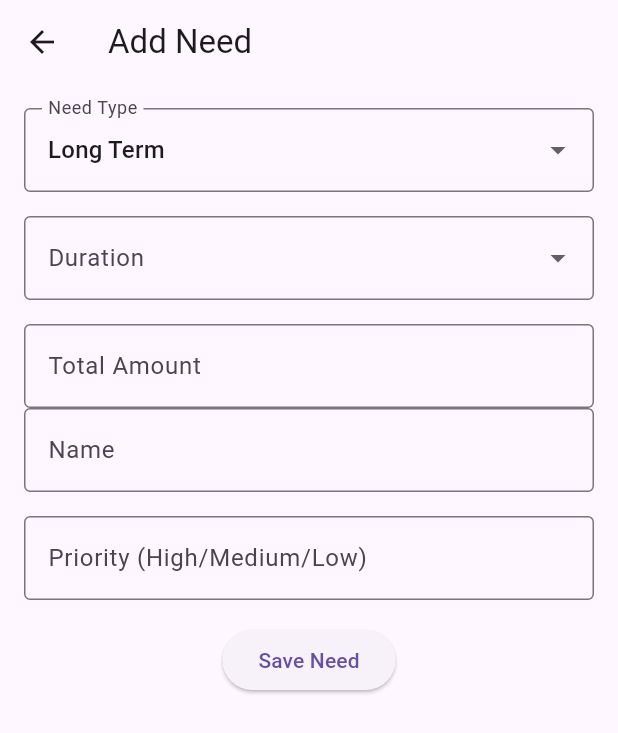
After one commit to princejohnongit/BUDai_HFT, a Flutter app: the screen it shows after launch, after a tap on "Add Need", on a phone screen of 412 x 824 dp. The commit adds this screen. Shown: the top 733 px of the screen. Run offline on Flutter 3.47's test engine with Material 3 defaults, Android fonts, the phone set to English and light mode, and no system bars.

Commit message:
added needs page

```diff
--- a/lib/main.dart
+++ b/lib/main.dart
@@ -1,4 +1,5 @@
 import 'package:flutter/material.dart';
+import 'needs_page.dart';
 
 void main() {
   runApp(MyApp());
@@ -27,9 +28,11 @@ class _HomePageState extends State<HomePage> {
   int _selectedIndex = 0;
 
   final List<Widget> _pages = [
+    NeedsPage(),
+    IncomePage(),
     ProfilePage(),
     ExpenditurePage(),
-    IncomePage(),
+    PaymentPage(),
   ];
 
   void _onItemTapped(int index) {
@@ -48,18 +51,31 @@ class _HomePageState extends State<HomePage> {
       bottomNavigationBar: BottomNavigationBar(
         currentIndex: _selectedIndex,
         onTap: _onItemTapped,
+        selectedFontSize: 16,
+        unselectedFontSize: 14,
+        selectedItemColor: Colors.blueAccent,
+        unselectedItemColor: Colors.grey,
+        showUnselectedLabels: true,
         items: const [
           BottomNavigationBarItem(
-            icon: Icon(Icons.person),
+            icon: Icon(Icons.list, size: 30),
+            label: 'Needs',
+          ),
+          BottomNavigationBarItem(
+            icon: Icon(Icons.attach_money, size: 30),
+            label: 'Income',
+          ),
+          BottomNavigationBarItem(
+            icon: Icon(Icons.person, size: 30),
             label: 'Profile',
           ),
           BottomNavigationBarItem(
-            icon: Icon(Icons.money_off),
+            icon: Icon(Icons.money_off, size: 30),
             label: 'Expenditure',
           ),
           BottomNavigationBarItem(
-            icon: Icon(Icons.attach_money),
-            label: 'Income',
+            icon: Icon(Icons.payment, size: 30),
+            label: 'Payment',
           ),
         ],
       ),
@@ -102,3 +118,15 @@ class IncomePage extends StatelessWidget {
     );
   }
 }
+
+class PaymentPage extends StatelessWidget {
+  @override
+  Widget build(BuildContext context) {
+    return Center(
+      child: Text(
+        'Payment Page',
+        style: TextStyle(fontSize: 24, fontWeight: FontWeight.bold),
+      ),
+    );
+  }
+}
--- /dev/null
+++ b/lib/needs_page.dart
@@ -0,0 +1,234 @@
+import 'dart:convert';
+import 'dart:io';
+import 'package:flutter/material.dart';
+import 'package:path_provider/path_provider.dart';
+
+class NeedsPage extends StatefulWidget {
+  @override
+  _NeedsPageState createState() => _NeedsPageState();
+}
+
+class _NeedsPageState extends State<NeedsPage> {
+  Map<String, dynamic> jsonData = {
+    'needs': [],
+    'income': [],
+    'profile': {},
+    'expenditure': [],
+    'payment': []
+  };
+
+  @override
+  void initState() {
+    super.initState();
+    _loadData();
+  }
+
+  Future<File> get _localFile async {
+    final directory = await getApplicationDocumentsDirectory();
+    return File('${directory.path}/data.json');
+  }
+
+  Future<void> _loadData() async {
+    try {
+      final file = await _localFile;
+      if (await file.exists()) {
+        final fileContent = await file.readAsString();
+        setState(() {
+          jsonData = jsonDecode(fileContent);
+        });
+      } else {
+        // Create a new file with the initial structure
+        await _saveData();
+      }
+    } catch (e) {
+      // Handle file read errors
+      print("Error loading JSON data: $e");
+    }
+  }
+
+  Future<void> _saveData() async {
+    final file = await _localFile;
+    await file.writeAsString(jsonEncode(jsonData));
+  }
+
+  void addNeed(Map<String, dynamic> need) {
+    setState(() {
+      jsonData['needs'].add(need);
+    });
+    _saveData();
+  }
+
+  @override
+  Widget build(BuildContext context) {
+    return Scaffold(
+      appBar: AppBar(
+        title: Text('Needs Page'),
+      ),
+      body: Column(
+        children: [
+          Expanded(
+            child: jsonData['needs'].isEmpty
+                ? Center(
+                    child: Text(
+                      'No needs added yet. Click "Add Need" to start!',
+                      style: TextStyle(fontSize: 16),
+                    ),
+                  )
+                : ListView.builder(
+                    itemCount: jsonData['needs'].length,
+                    itemBuilder: (context, index) {
+                      final need = jsonData['needs'][index];
+                      return ListTile(
+                        leading: Icon(Icons.check_circle, color: Colors.green),
+                        title: Text(
+                          need['name']!,
+                          style: TextStyle(fontSize: 18),
+                        ),
+                        subtitle: Text(
+                          'Type: ${need['needType']} | Priority: ${need['priority']}',
+                        ),
+                      );
+                    },
+                  ),
+          ),
+          Padding(
+            padding: const EdgeInsets.all(16.0),
+            child: ElevatedButton(
+              onPressed: () async {
+                final newNeedData = await Navigator.push(
+                  context,
+                  MaterialPageRoute(builder: (context) => AddNeedPage()),
+                );
+                if (newNeedData != null) {
+                  addNeed(newNeedData);
+                }
+              },
+              child: Text('Add Need'),
+            ),
+          ),
+        ],
+      ),
+    );
+  }
+}
+
+class AddNeedPage extends StatefulWidget {
+  @override
+  _AddNeedPageState createState() => _AddNeedPageState();
+}
+
+class _AddNeedPageState extends State<AddNeedPage> {
+  String needType = 'Long Term';
+  final _formKey = GlobalKey<FormState>();
+  String? selectedDuration, name, amount, priority;
+
+  @override
+  Widget build(BuildContext context) {
+    return Scaffold(
+      appBar: AppBar(
+        title: Text('Add Need'),
+      ),
+      body: Padding(
+        padding: const EdgeInsets.all(16.0),
+        child: Form(
+          key: _formKey,
+          child: Column(
+            crossAxisAlignment: CrossAxisAlignment.start,
+            children: [
+              DropdownButtonFormField<String>(
+                value: needType,
+                items: ['Long Term', 'Short Term']
+                    .map((type) => DropdownMenuItem<String>(
+                          value: type,
+                          child: Text(type),
+                        ))
+                    .toList(),
+                onChanged: (value) {
+                  setState(() {
+                    needType = value!;
+                  });
+                },
+                decoration: InputDecoration(
+                  labelText: 'Need Type',
+                  border: OutlineInputBorder(),
+                ),
+              ),
+              SizedBox(height: 16),
+              if (needType == 'Long Term') ...[
+                DropdownButtonFormField<String>(
+                  value: selectedDuration,
+                  items: ['Daily', 'Weekly', 'Monthly', '6 Months', 'Yearly']
+                      .map((duration) => DropdownMenuItem<String>(
+                            value: duration,
+                            child: Text(duration),
+                          ))
+                      .toList(),
+                  onChanged: (value) {
+                    setState(() {
+                      selectedDuration = value;
+                    });
+                  },
+                  decoration: InputDecoration(
+                    labelText: 'Duration',
+                    border: OutlineInputBorder(),
+                  ),
+                  validator: (value) =>
+                      value == null ? 'Please select a duration' : null,
+                ),
+                SizedBox(height: 16),
+                TextFormField(
+                  decoration: InputDecoration(
+                    labelText: 'Total Amount',
+                    border: OutlineInputBorder(),
+                  ),
+                  keyboardType: TextInputType.number,
+                  onSaved: (value) => amount = value,
+                  validator: (value) =>
+                      value!.isEmpty ? 'Please enter amount' : null,
+                ),
+              ],
+              TextFormField(
+                decoration: InputDecoration(
+                  labelText: 'Name',
+                  border: OutlineInputBorder(),
+                ),
+                onSaved: (value) => name = value,
+                validator: (value) =>
+                    value!.isEmpty ? 'Please enter a name' : null,
+              ),
+              SizedBox(height: 16),
+              TextFormField(
+                decoration: InputDecoration(
+                  labelText: 'Priority (High/Medium/Low)',
+                  border: OutlineInputBorder(),
+                ),
+                onSaved: (value) => priority = value,
+                validator: (value) =>
+                    value!.isEmpty ? 'Please enter priority' : null,
+              ),
+              SizedBox(height: 16),
+              Center(
+                child: ElevatedButton(
+                  onPressed: () {
+                    if (_formKey.currentState!.validate()) {
+                      _formKey.currentState!.save();
+                      final newNeed = {
+                        'needType': needType,
+                        'duration': selectedDuration ?? '',
+                        'amount': amount ?? '',
+                        'name': name!,
+                        'priority': priority!,
+                      };
+                      Navigator.pop(context, newNeed);
+                    }
+                  },
+                  child: Text('Save Need'),
+                ),
+              ),
+            ],
+          ),
+        ),
+      ),
+    );
+  }
+}
```
Also changed, not shown: pubspec.yaml (+3 -4 lines), 1 other file.
